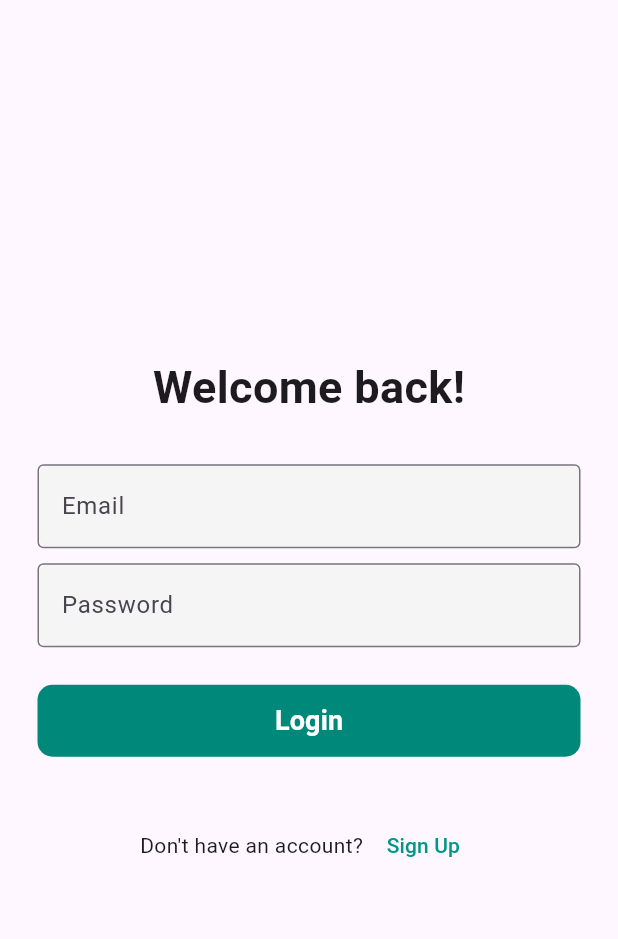
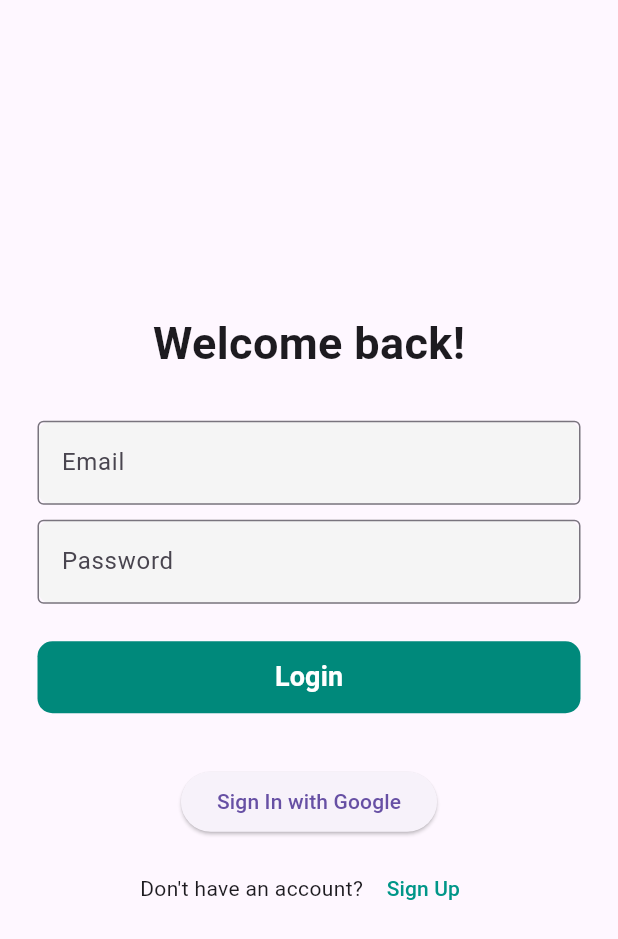
Before and after one commit to soumik-aj12/anix, a Flutter app: the screen it shows after launch, after a tap on "Login", on a phone screen of 412 x 824 dp. Shown: the top 939 px of the screen. Run offline on Flutter 3.47's test engine with Material 3 defaults, Android fonts, the phone set to English and light mode, and no system bars; our stand-ins replace cloud_firestore, firebase_auth, firebase_core, go_router, google_sign_in; accounts and stored records are empty; network calls fail.

Commit message:
added googleSignIn and Login working

```diff
--- a/lib/services/customToast.dart
+++ b/lib/services/customToast.dart
@@ -1,4 +1,3 @@
-// toast_service.dart
 import 'package:flutter/material.dart';
 
 class ToastService {
--- a/lib/ui/Authentication/Login.dart
+++ b/lib/ui/Authentication/Login.dart
@@ -1,7 +1,61 @@
+import 'package:anix/services/auth.dart';
 import 'package:flutter/material.dart';
 import 'package:go_router/go_router.dart';
 
-class LoginScreen extends StatelessWidget {
+class LoginScreen extends StatefulWidget {
+  @override
+  _LoginScreenState createState() => _LoginScreenState();
+}
+
+class _LoginScreenState extends State<LoginScreen> {
+  final _auth = AuthService();
+  bool isLoading = false;
+  bool isGoogleLoading = false;
+  TextEditingController email = TextEditingController();
+  TextEditingController password = TextEditingController();
+
+  void handleLogin() async {
+    setState(() {
+      isLoading = true;
+    });
+
+    final success = await _auth.signInWithEmailAndPassword(
+      context: context,
+      email: email.text.trim(),
+      password: password.text.trim(),
+    );
+
+    setState(() {
+      isLoading = false;
+    });
+
+    if (success) {
+      // Navigate to home screen or dashboard
+      context.go('/home');
+    }
+    // If not successful, the toast message will show the error
+  }
+
+  Future<void> handleGoogleSignIn() async {
+    setState(() {
+      isGoogleLoading = true;
+    });
+
+    try {
+      final userCredential = await _auth.signInWithGoogle(context: context);
+
+      if (userCredential != null) {
+        context.go('/home');
+      }
+    } catch (e) {
+      print('Google sign-in error: $e');
+    } finally {
+      setState(() {
+        isGoogleLoading = false;
+      });
+    }
+  }
+
   @override
   Widget build(BuildContext context) {
     return Scaffold(
@@ -21,9 +75,9 @@ class LoginScreen extends StatelessWidget {
                   decoration: BoxDecoration(
                     borderRadius: BorderRadius.circular(10),
                     color: Colors.grey[100],
-                    // border: Border.all(color: Colors.grey),
                   ),
                   child: TextField(
+                    controller: email,
                     decoration: InputDecoration(
                       border: OutlineInputBorder(),
                       hintText: 'Email',
@@ -38,9 +92,9 @@ class LoginScreen extends StatelessWidget {
                   decoration: BoxDecoration(
                     borderRadius: BorderRadius.circular(10),
                     color: Colors.grey[100],
-                    // border: Border.all(color: Colors.grey),
                   ),
                   child: TextField(
+                    controller: password,
                     decoration: InputDecoration(
                       border: OutlineInputBorder(),
                       hintText: 'Password',
@@ -58,7 +112,18 @@ class LoginScreen extends StatelessWidget {
                   ),
                   child: Center(
                     child: TextButton(
-                      child: const Text(
+                      onPressed: isLoading ? null : handleLogin,
+                      child:
+                          isLoading
+                              ? const SizedBox(
+                                height: 20,
+                                width: 20,
+                                child: CircularProgressIndicator(
+                                  color: Colors.white,
+                                  strokeWidth: 2,
+                                ),
+                              )
+                              : const Text(
                                 "Login",
                                 style: TextStyle(
                                   color: Colors.white,
@@ -66,9 +131,22 @@ class LoginScreen extends StatelessWidget {
                                   fontSize: 18,
                                 ),
                               ),
-                      onPressed: () => {},
                     ),
                   ),
+                ),
+              ),
+              const SizedBox(height: 10),
+              Container(
+                child: ElevatedButton(
+                  onPressed: isGoogleLoading ? null : handleGoogleSignIn,
+                  child:
+                      isGoogleLoading
+                          ? SizedBox(
+                            height: 15,
+                            width: 15,
+                            child: CircularProgressIndicator(strokeWidth: 2),
+                          )
+                          : const Text('Sign In with Google'),
                 ),
               ),
               const SizedBox(height: 10),
--- a/pubspec.yaml
+++ b/pubspec.yaml
@@ -38,6 +38,7 @@ dependencies:
   firebase_core: ^3.12.0
   firebase_auth: ^5.5.0
   cloud_firestore: ^5.6.4
+  google_sign_in: ^6.2.2
 
 dev_dependencies:
   flutter_test:
```
Also changed, not shown: lib/services/auth.dart (+81 -6 lines), lib/services/database.dart (+11 -0 lines), lib/ui/Authentication/Register.dart (+30 -1 lines), lib/ui/Home/Home.dart (+17 -1 lines), pubspec.lock, 3 other files. Lines whose indentation alone changed are shown as unchanged.
